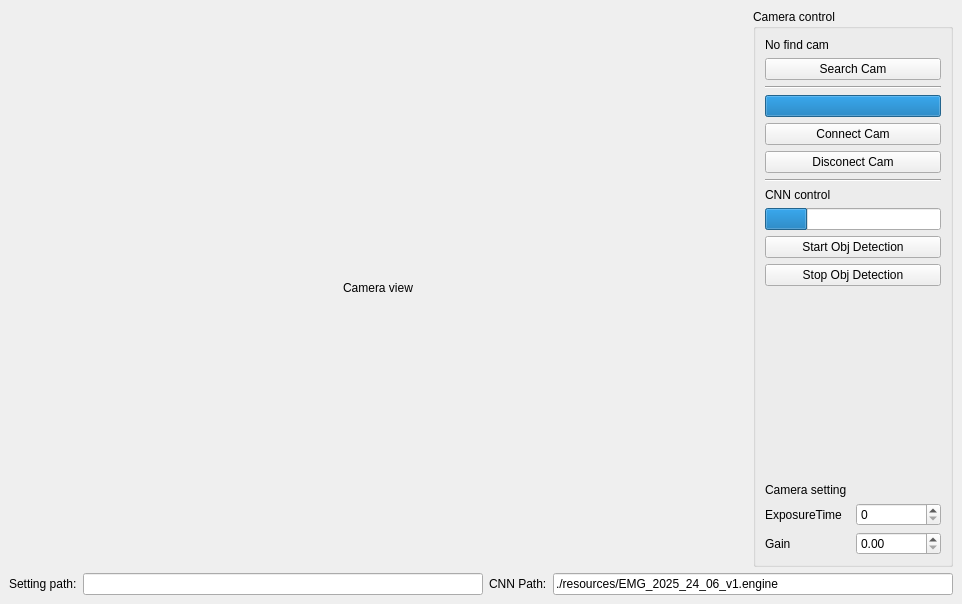
The window that modules_py/mainWindowSmir_ui.ui (rubiliks/CamViewer_Hikrobot_GiGE) describes before a commit, drawn with Qt 5.
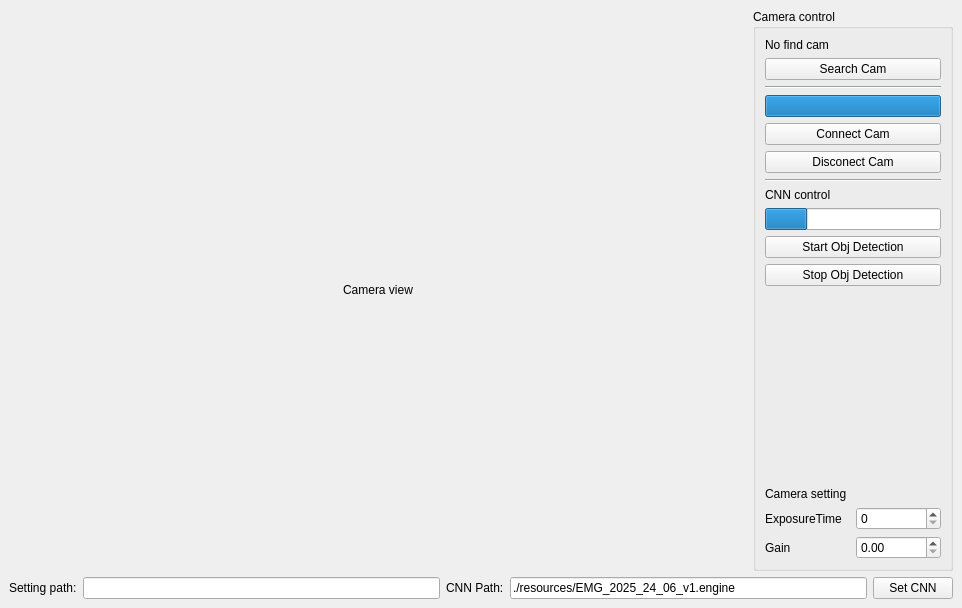
The same window after the commit.

Patch:
```diff
--- a/modules_py/mainWindowSmir_ui.ui
+++ b/modules_py/mainWindowSmir_ui.ui
@@ -7,7 +7,7 @@
     <x>0</x>
     <y>0</y>
     <width>962</width>
-    <height>586</height>
+    <height>608</height>
    </rect>
   </property>
   <property name="windowTitle">
@@ -245,6 +245,13 @@
           </property>
          </widget>
         </item>
+        <item>
+         <widget class="QPushButton" name="pushButton">
+          <property name="text">
+           <string>Set CNN</string>
+          </property>
+         </widget>
+        </item>
        </layout>
       </item>
      </layout>
```
